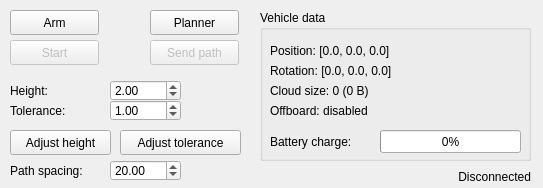
Qt form ui/user_interface.ui (Lukerrr/eagle-control) before a commit.
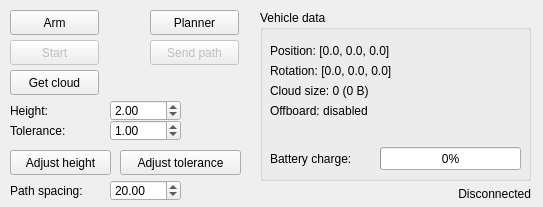
The same form after that commit.

Commit message: Added point cloud receiving

```diff
--- a/ui/user_interface.ui
+++ b/ui/user_interface.ui
@@ -10,7 +10,7 @@
     <x>0</x>
     <y>0</y>
     <width>543</width>
-    <height>188</height>
+    <height>207</height>
    </rect>
   </property>
   <property name="contextMenuPolicy">
@@ -38,7 +38,7 @@
       <x>260</x>
       <y>10</y>
       <width>271</width>
-      <height>151</height>
+      <height>171</height>
      </rect>
     </property>
     <property name="title">
@@ -103,7 +103,7 @@
      <property name="geometry">
       <rect>
        <x>10</x>
-       <y>123</y>
+       <y>140</y>
        <width>111</width>
        <height>17</height>
       </rect>
@@ -119,7 +119,7 @@
      <property name="geometry">
       <rect>
        <x>120</x>
-       <y>120</y>
+       <y>137</y>
        <width>141</width>
        <height>23</height>
       </rect>
@@ -149,7 +149,7 @@
     <property name="geometry">
      <rect>
       <x>430</x>
-      <y>168</y>
+      <y>185</y>
       <width>101</width>
       <height>17</height>
      </rect>
@@ -200,7 +200,7 @@
     <property name="geometry">
      <rect>
       <x>110</x>
-      <y>80</y>
+      <y>100</y>
       <width>71</width>
       <height>21</height>
      </rect>
@@ -222,7 +222,7 @@
     <property name="geometry">
      <rect>
       <x>10</x>
-      <y>82</y>
+      <y>102</y>
       <width>91</width>
       <height>17</height>
      </rect>
@@ -254,7 +254,7 @@
     <property name="geometry">
      <rect>
       <x>10</x>
-      <y>130</y>
+      <y>150</y>
       <width>101</width>
       <height>25</height>
      </rect>
@@ -267,7 +267,7 @@
     <property name="geometry">
      <rect>
       <x>10</x>
-      <y>102</y>
+      <y>122</y>
       <width>91</width>
       <height>17</height>
      </rect>
@@ -280,7 +280,7 @@
     <property name="geometry">
      <rect>
       <x>110</x>
-      <y>100</y>
+      <y>120</y>
       <width>71</width>
       <height>21</height>
      </rect>
@@ -305,7 +305,7 @@
     <property name="geometry">
      <rect>
       <x>120</x>
-      <y>130</y>
+      <y>150</y>
       <width>121</width>
       <height>25</height>
      </rect>
@@ -318,7 +318,7 @@
     <property name="geometry">
      <rect>
       <x>10</x>
-      <y>162</y>
+      <y>182</y>
       <width>101</width>
       <height>17</height>
      </rect>
@@ -331,7 +331,7 @@
     <property name="geometry">
      <rect>
       <x>110</x>
-      <y>160</y>
+      <y>180</y>
       <width>71</width>
       <height>21</height>
      </rect>
@@ -352,6 +352,22 @@
      <double>20.000000000000000</double>
     </property>
    </widget>
+   <widget class="QPushButton" name="getCloudBtn">
+    <property name="enabled">
+     <bool>true</bool>
+    </property>
+    <property name="geometry">
+     <rect>
+      <x>10</x>
+      <y>70</y>
+      <width>89</width>
+      <height>25</height>
+     </rect>
+    </property>
+    <property name="text">
+     <string>Get cloud</string>
+    </property>
+   </widget>
   </widget>
   <action name="actionaa">
    <property name="text">
```
The commit also changes 7 other files.
